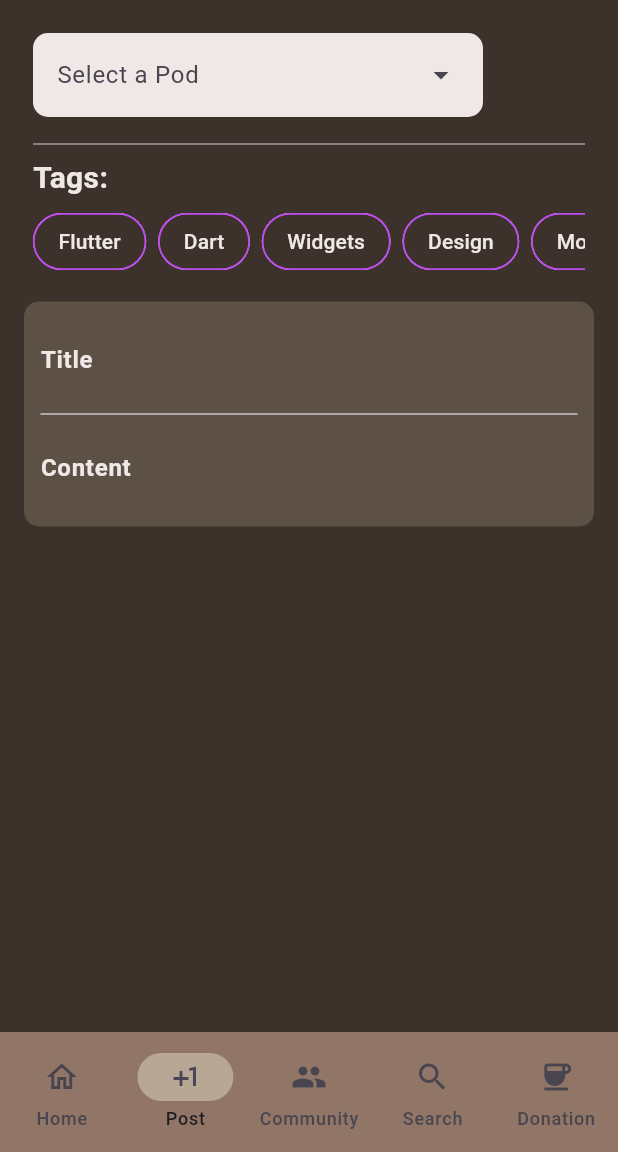
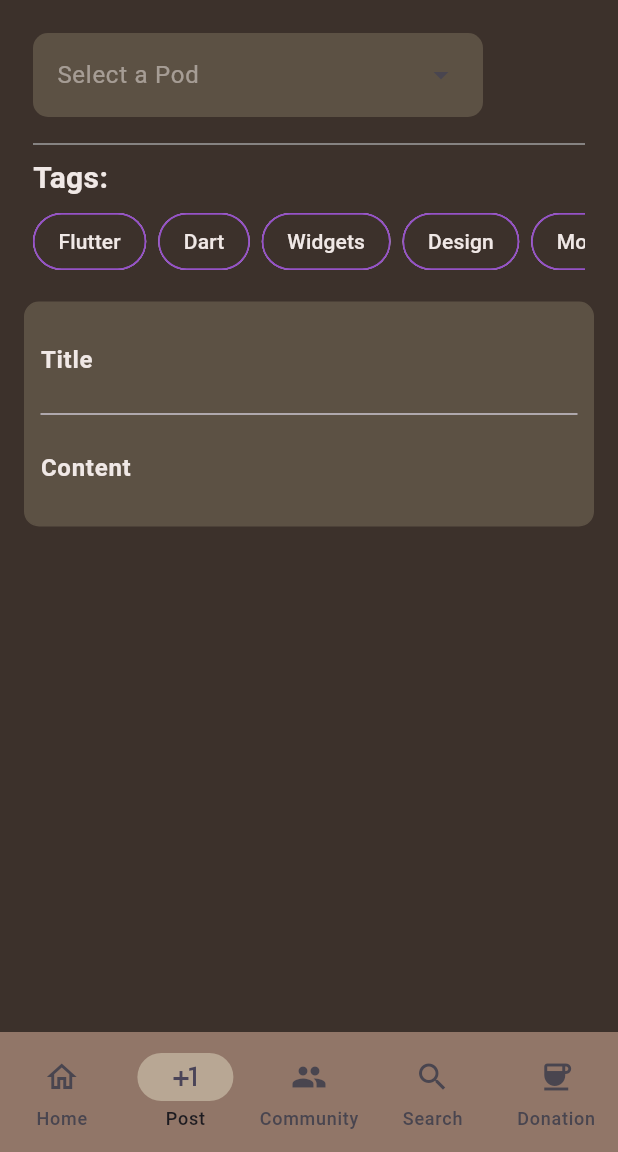
Before and after one commit to M-ismail83/Orcanet, a Flutter app: the screen it shows after launch, item 2 of the bottom bar chosen, on a phone screen of 412 x 824 dp, the part 84-1236 px from its top. Run offline on Flutter 3.47's test engine with Material 3 defaults, Android fonts, the phone set to English and light mode, and no system bars; our stand-ins replace cloud_firestore, firebase_auth, firebase_core, shared_preferences, stroke_text; accounts and stored records are empty.

Commit message:
Made all the current pages colorful

```diff
--- a/analysis_options.yaml
+++ b/analysis_options.yaml
@@ -13,6 +13,7 @@ analyzer:
     file_names: ignore
     camel_case_types: ignore
     prefer_final_fields: ignore
+    library_private_types_in_public_api: ignore
 include: package:flutter_lints/flutter.yaml
 
 linter:
--- a/lib/main.dart
+++ b/lib/main.dart
@@ -133,8 +133,8 @@ Widget build(BuildContext context) {
         ),
         body: <Widget>[
           feedPage(currentColors: currentColors),
-          makePostPage(),
-          chatPage(),
+          makePostPage(currentColors: currentColors),
+          chatPage(currentColors: currentColors),
           Feedandpodspage(),
           const Center(
             child: Text('Donation Page'),
--- a/lib/makePostPage.dart
+++ b/lib/makePostPage.dart
@@ -1,7 +1,9 @@
 import 'package:flutter/material.dart';
 
 class makePostPage extends StatefulWidget {
-  const makePostPage({super.key});
+  const makePostPage({super.key, required this.currentColors});
+
+  final Map<String, Color> currentColors;
 
   @override State<StatefulWidget> createState() => _makePostPageState(); //what is this ughhhhhhhhhhh im so tireddd
 }
@@ -28,7 +30,7 @@ class _makePostPageState extends State<makePostPage> {
 
 
     return Scaffold(
-      backgroundColor: Color.fromRGBO(60, 49, 43, 1),
+      backgroundColor: widget.currentColors['bg'],
       body: Column(
         crossAxisAlignment: CrossAxisAlignment.start,
         mainAxisAlignment: MainAxisAlignment.start,
@@ -51,8 +53,9 @@ class _makePostPageState extends State<makePostPage> {
                             width: 300,
                             // 2. To style the text field (the "box")
                             inputDecorationTheme: InputDecorationTheme(
+                              hintStyle: TextStyle(color: widget.currentColors['hintText']),
                               // Set the background color of the text field
-                              fillColor: Color.fromRGBO(240, 232, 230, 1),
+                              fillColor: widget.currentColors['container'],
                               filled: true,
                               // Apply a border radius
                               border: OutlineInputBorder(
@@ -65,7 +68,7 @@ class _makePostPageState extends State<makePostPage> {
                             // 3. To style the dropdown list that appears
                             menuStyle: MenuStyle(
                               // Set the background color of the menu list
-                              backgroundColor: WidgetStateProperty.all(Color.fromRGBO(240, 232, 230, 1)),
+                              backgroundColor: WidgetStateProperty.all(widget.currentColors['container']),
                               // Apply a border radius to the menu list
                               shape: WidgetStateProperty.all(RoundedRectangleBorder(
                                 borderRadius: BorderRadius.circular(10.0),
@@ -91,7 +94,7 @@ class _makePostPageState extends State<makePostPage> {
                             ),
                             Text(
                               'Tags:',
-                              style: TextStyle(fontSize: 20, fontWeight: FontWeight.bold,color: Color.fromRGBO(240, 232, 230, 1)),
+                              style: TextStyle(fontSize: 20, fontWeight: FontWeight.bold,color: widget.currentColors['text']),
                             ),
                             SizedBox(height: 4),
                             SingleChildScrollView(
@@ -105,16 +108,16 @@ class _makePostPageState extends State<makePostPage> {
                                       showCheckmark: false,
                                       label: Text(tag),
                                       selected: isSelected,
-                                      selectedColor: Color.fromRGBO(189, 76, 237, 1),
-                                      backgroundColor: Color.fromRGBO(60, 49, 43, 1),
+                                      selectedColor: widget.currentColors['acc1'],
+                                      backgroundColor: widget.currentColors['bg'],
                                       shape: StadiumBorder(
                                         side: BorderSide(
-                                          color: Color.fromRGBO(189, 76, 237, 1),
+                                          color: widget.currentColors['acc1']!,
                                           width: 1.0,
                                         ),
                                       ),
                                       labelStyle: TextStyle(
-                                        color: Color.fromRGBO(240, 232, 230, 1),
+                                        color: widget.currentColors['text']!,
                                         fontWeight: FontWeight.w500,
                                       ),
                                       onSelected: (bool selected) {
@@ -139,18 +142,18 @@ class _makePostPageState extends State<makePostPage> {
                       padding: const EdgeInsets.all(10.0),
                       width: double.infinity,
                       decoration: BoxDecoration(
-                        color: Color.fromRGBO(92, 81, 68, 1),
+                        color: widget.currentColors['container'],
                         borderRadius: BorderRadius.circular(10),
-                        border: Border.all(color: Color.fromRGBO(92, 81, 68, 1), width: 1.0),),
+                        border: Border.all(color: widget.currentColors['container']!, width: 1.0),),
                     child: Column(
                       children: [
                         TextField(
                           decoration: InputDecoration(
                             border: InputBorder.none,
                             labelText: 'Title',
-                            labelStyle: TextStyle(color: Color.fromRGBO(240, 232, 230, 1), fontWeight: FontWeight.bold),
+                            labelStyle: TextStyle(color: widget.currentColors['text'], fontWeight: FontWeight.bold),
                             hintText: 'What is your post about?',
-                            hintStyle: TextStyle(color: Color.fromRGBO(240, 232, 230, 0.5))
+                            hintStyle: TextStyle(color: widget.currentColors['hintText'])
                           ),
                         ),
                         Divider(),
@@ -161,9 +164,9 @@ class _makePostPageState extends State<makePostPage> {
                           decoration: InputDecoration(
                               border: InputBorder.none,
                               labelText: 'Content',
-                              labelStyle: TextStyle(color: Color.fromRGBO(240, 232, 230, 1), fontWeight: FontWeight.bold),
+                              labelStyle: TextStyle(color: widget.currentColors['text'], fontWeight: FontWeight.bold),
                               hintText: 'What is your post about?',
-                              hintStyle: TextStyle(color: Color.fromRGBO(240, 232, 230, 0.5))
+                              hintStyle: TextStyle(color: widget.currentColors['hintText'])
                           ),
                         )
                       ],
```
Also changed, not shown: lib/chatPage.dart (+19 -16 lines).
